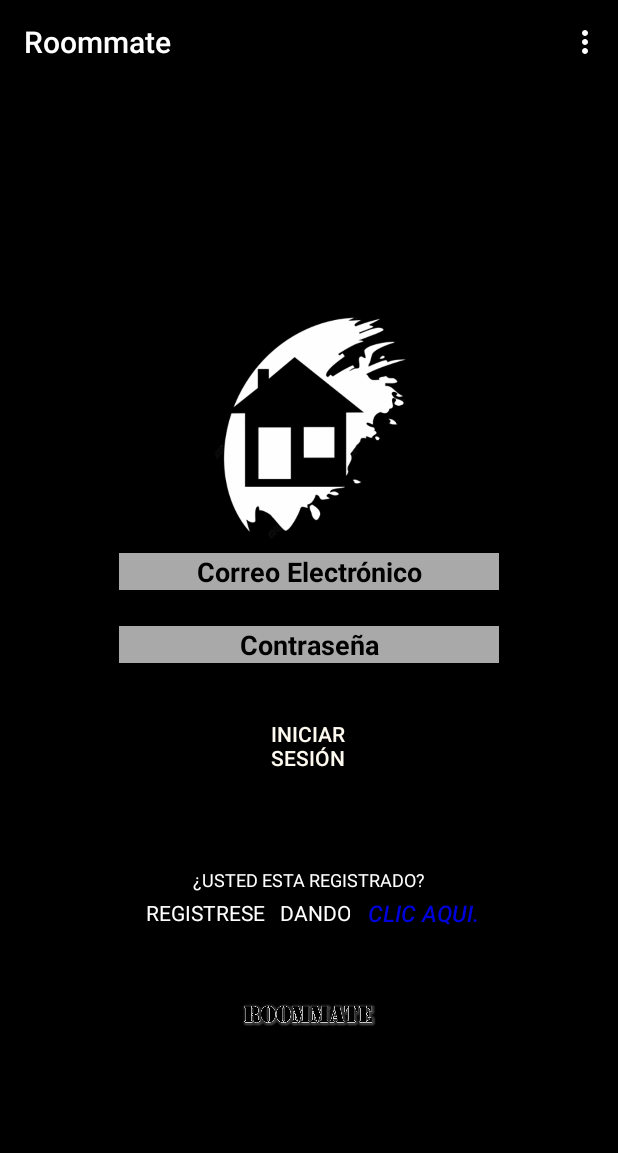
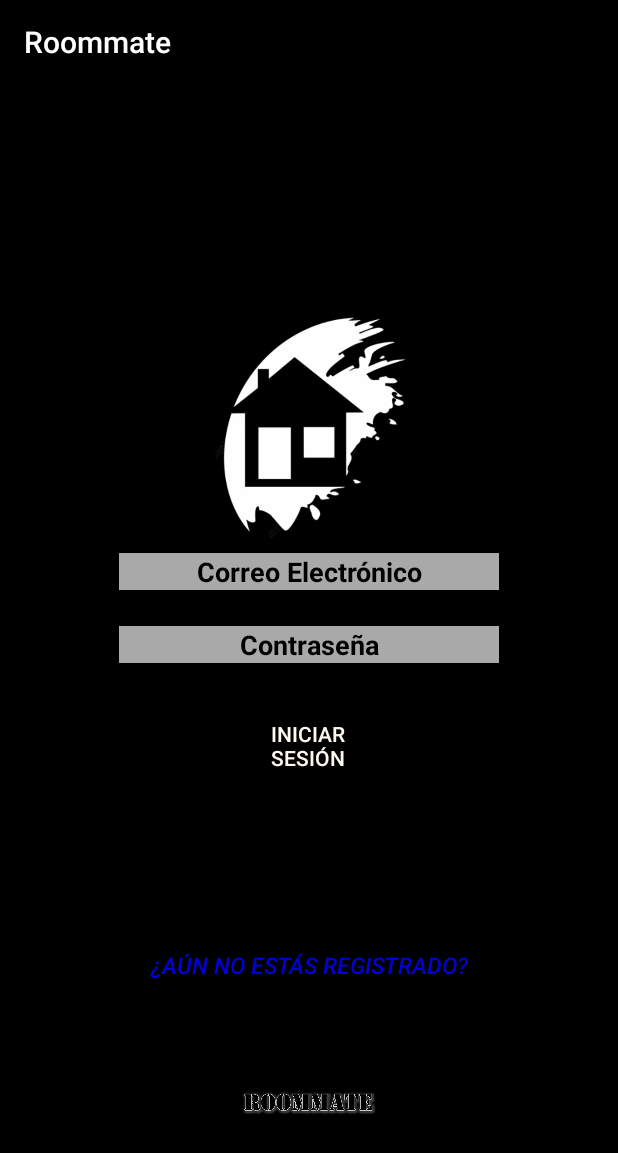
Before and after one commit to Alejo96GH/RoommateApp, an Android app: the screen it shows after launch (MainActivity), on a phone screen of 412 x 824 dp. Shown: the top 1153 px of the screen. Run offline under Robolectric (Android 15) with nearby library versions, the light colour scheme and no system bars.

Commit message:
New Tati

```diff
--- a/app/src/main/java/com/example/myapplication2020/MainActivity.kt
+++ b/app/src/main/java/com/example/myapplication2020/MainActivity.kt
@@ -23,6 +23,11 @@ class MainActivity : AppCompatActivity() {
         super.onCreate(savedInstanceState)
         setContentView(R.layout.activity_main)
         Log.d("Método", "OnCreate")
+
+        bt_regi.setOnClickListener {
+            var intent = Intent(this, ReceptorActivity::class.java)
+            startActivityForResult(intent, 1234)
+        }
 
         bt_sesion.setOnClickListener {
             correoM = et_correoM.text.toString()
@@ -80,18 +85,6 @@ class MainActivity : AppCompatActivity() {
         Log.d("Método", "OnDestroy")
     }
 
-    override fun onCreateOptionsMenu(menu: Menu?): Boolean {
-        menuInflater.inflate(R.menu.menu_overflow, menu)
-        return true
-    }
-
-    override fun onOptionsItemSelected(item: MenuItem): Boolean {
-        if (item.itemId == R.id.punticos1) {
-            var intent = Intent(this, ReceptorActivity::class.java)
-            startActivityForResult(intent, 1234)
-        }
-        return super.onOptionsItemSelected(item)
-    }
 
     override fun onActivityResult(requestCode: Int, resultCode: Int, data: Intent?) {
         if(requestCode == 1234 && resultCode == Activity.RESULT_OK) {
--- a/app/src/main/res/layout/activity_main.xml
+++ b/app/src/main/res/layout/activity_main.xml
@@ -72,42 +72,12 @@
         android:layout_height="50dp"
         app:srcCompat="@android:color/transparent" />
 
-    <TextView
-        android:id="@+id/textView"
-        android:layout_width="match_parent"
-        android:layout_height="wrap_content"
-        android:gravity="center"
-        android:text="¿USTED ESTA REGISTRADO?"
-        android:textColor="@color/white"
-        android:textSize="12sp" />
 
     <LinearLayout
         android:layout_width="match_parent"
         android:layout_height="28dp"
         android:orientation="horizontal">
 
-        <TextView
-            android:id="@+id/textView2"
-            android:layout_width="365dp"
-            android:layout_height="match_parent"
-            android:layout_weight="1"
-            android:gravity="center|right|center_horizontal"
-            android:text="REGISTRESE   DANDO"
-            android:textColor="@color/white"
-            android:textDirection="inherit"
-            android:textIsSelectable="false" />
-
-        <Button
-            android:id="@+id/bt_sesion2"
-            style="@style/Widget.AppCompat.Button.Borderless"
-            android:layout_width="wrap_content"
-            android:layout_height="75dp"
-            android:layout_gravity="center"
-            android:text="clic aqui."
-            android:textColor="@color/blue"
-            android:textColorHint="@color/aliceblue"
-            android:textSize="15sp"
-            android:textStyle="italic" />
 
         <TextView
             android:id="@+id/textView3"
@@ -119,6 +89,18 @@
             android:textDirection="inherit"
             android:textIsSelectable="false" />
     </LinearLayout>
+
+    <Button
+        android:id="@+id/bt_regi"
+        style="@style/Widget.AppCompat.Button.Borderless"
+        android:layout_width="wrap_content"
+        android:layout_height="75dp"
+        android:layout_gravity="center"
+        android:text="¿Aún no estás registrado?"
+        android:textColor="@color/blue"
+        android:textColorHint="@color/aliceblue"
+        android:textSize="15sp"
+        android:textStyle="italic" />
 
     <ImageView
         android:id="@+id/imageView9"
```
Also changed, not shown: 9 other files.
